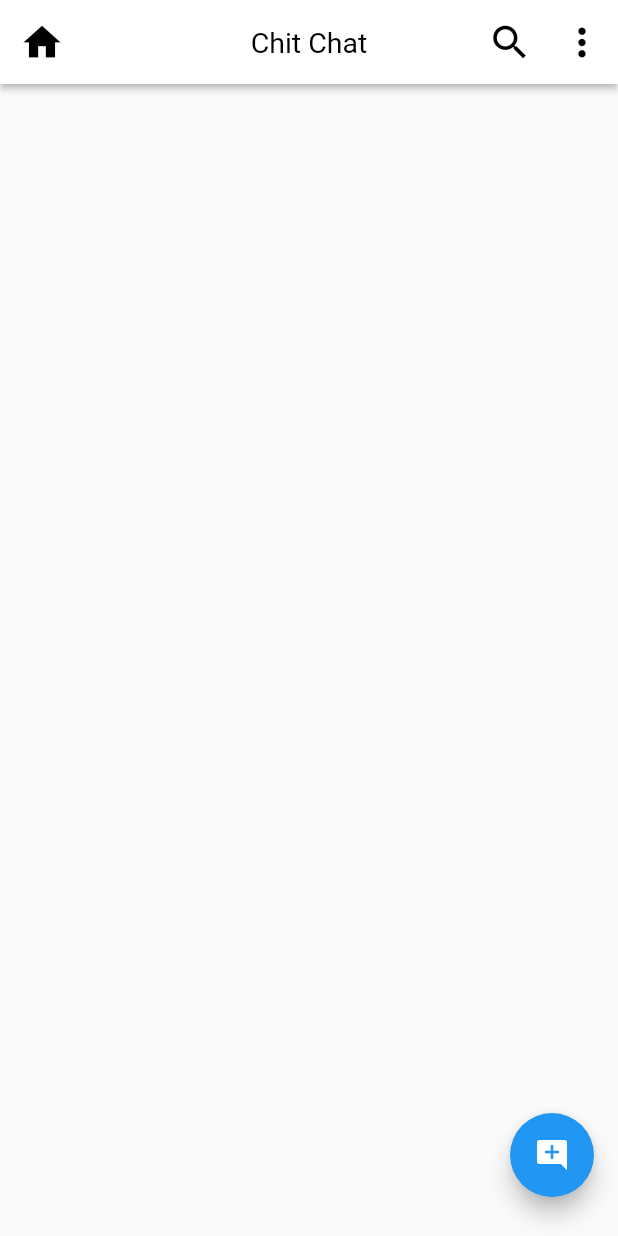
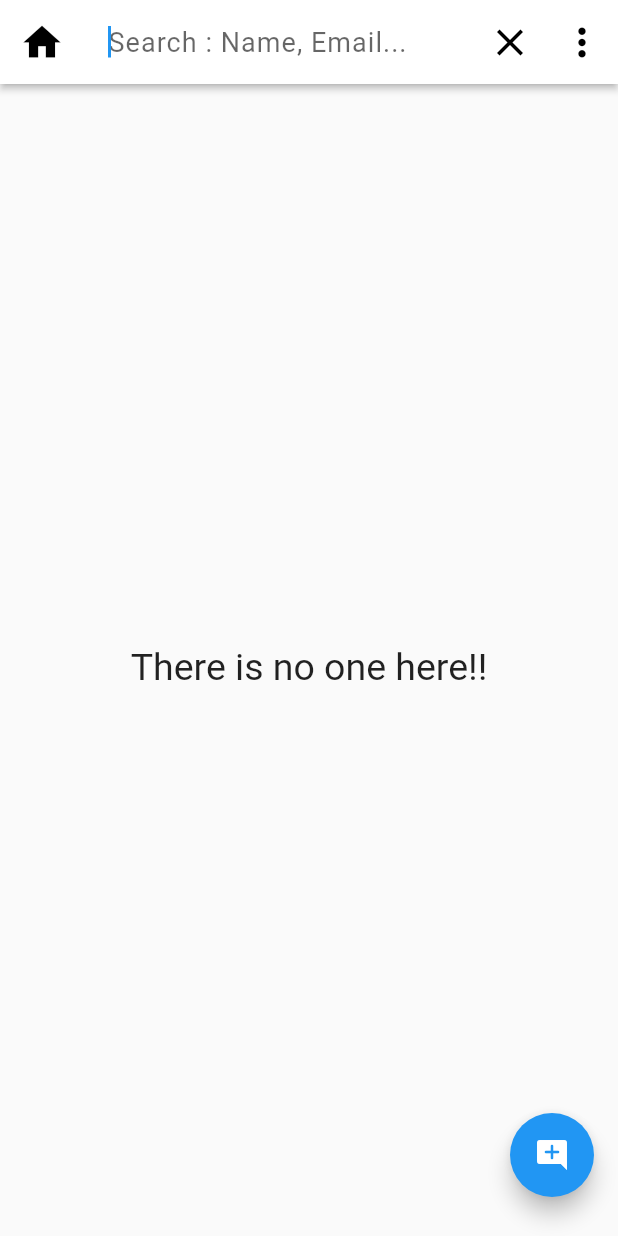
Before and after one commit to yusufkaan345/flutter-chat-app, a Flutter app: the UserList screen opened directly, after a tap on the "search" icon, on a phone screen of 412 x 824 dp. Run offline on Flutter 3.47's test engine with Material 2 defaults, Android fonts, the phone set to English and light mode, and no system bars; our stand-ins replace cloud_firestore, firebase_auth, firebase_core, google_sign_in; accounts and stored records are empty; network calls fail.

Commit message:
users screen finished

```diff
--- a/lib/Api/apis.dart
+++ b/lib/Api/apis.dart
@@ -1,7 +1,86 @@
+import 'package:chatapp/Models/chat_user.dart';
 import 'package:firebase_auth/firebase_auth.dart';
 import 'package:cloud_firestore/cloud_firestore.dart';
 
 class APIs {
   static FirebaseAuth auth = FirebaseAuth.instance;
   static FirebaseFirestore firestore = FirebaseFirestore.instance;
+
+  static User get user => auth.currentUser!;
+  //is user exist or not
+  static Future<bool> isUserExist() async {
+    return (await firestore.collection("users").doc(user.uid).get()).exists;
+  }
+
+  //for storing self information
+  static late ChatUser me;
+  //Get self info
+  static Future<void> getSelfInfo() async {
+    await firestore
+        .collection("users")
+        .doc(user.uid)
+        .get()
+        .then((userMe) async {
+      if (userMe.exists) {
+        me = ChatUser.fromJson(userMe.data()!);
+      } else {
+        await createUser().then((value) => getSelfInfo());
+      }
+    });
+  }
+
+  static Future<void> createUser() async {
+    final time = DateTime.now().microsecondsSinceEpoch.toString();
+    final newUser = ChatUser(
+      id: user.uid,
+      name: user.displayName.toString(),
+      email: user.email.toString(),
+      about: "Yusuf Kaan adamdır.(Edit)",
+      image:
+          "https://lh3.googleusercontent.com/a/AGNmyxY0l_04ldQ0WZI2HFTm_jF4DvnkXY1NqbnHX_uQ=s96-c",
+      createdAt: time,
+      isOnline: false,
+      lastActive: time,
+      pushToken: "",
+    );
+    return await firestore
+        .collection("users")
+        .doc(user.uid)
+        .set(newUser.toJson());
+  }
+
+  static Future<void> createUserCustom(String name, String email) async {
+    final time = DateTime.now().microsecondsSinceEpoch.toString();
+    final newUser = ChatUser(
+      id: user.uid,
+      name: name,
+      email: email,
+      about: "Hey!Iam using chit chat",
+      image: user.photoURL.toString(),
+      createdAt: time,
+      isOnline: false,
+      lastActive: time,
+      pushToken: "",
+    );
+    return await firestore
+        .collection("users")
+        .doc(user.uid)
+        .set(newUser.toJson());
+  }
+
+  //get all users from firebase database
+  static Stream<QuerySnapshot<Map<String, dynamic>>> getAllUsers() {
+    return APIs.firestore
+        .collection('users')
+        .where('id', isNotEqualTo: user.uid)
+        .snapshots();
+  }
+
+  //update user information
+  static Future<void> updateUserInfo() async {
+    await firestore
+        .collection("users")
+        .doc(user.uid)
+        .update({'name': me.name, 'about': me.about});
+  }
 }
--- a/lib/Models/chat_user.dart
+++ b/lib/Models/chat_user.dart
@@ -21,15 +21,15 @@ class ChatUser {
       this.email});
 
   ChatUser.fromJson(Map<String, dynamic> json) {
-    image = json['image'];
-    about = json['about'];
-    name = json['name'];
-    createdAt = json['created_at'];
-    isOnline = json['isOnline'];
-    id = json['id'];
-    lastActive = json['last_active'];
-    pushToken = json['push_token'];
-    email = json['email'];
+    image = json['image'] ?? '';
+    about = json['about'] ?? '';
+    name = json['name'] ?? '';
+    createdAt = json['created_at'] ?? '';
+    isOnline = json['isOnline'] ?? '';
+    id = json['id'] ?? '';
+    lastActive = json['last_active'] ?? '';
+    pushToken = json['push_token'] ?? '';
+    email = json['email'] ?? '';
   }
 
   Map<String, dynamic> toJson() {
--- a/lib/Screens/users_list.dart
+++ b/lib/Screens/users_list.dart
@@ -1,9 +1,11 @@
-// ignore_for_file: prefer_const_constructors
+// ignore_for_file: prefer_const_constructors, use_build_context_synchronously, non_constant_identifier_names, unused_field
 import 'dart:convert';
 import 'dart:math';
 
 import 'package:chatapp/Api/apis.dart';
 import 'package:chatapp/Models/chat_user.dart';
+import 'package:chatapp/Screens/prophile_screen.dart';
+import 'package:chatapp/Screens/sign_up.dart';
 import 'package:chatapp/widgets/chat_user_card.dart';
 import 'package:cloud_firestore/cloud_firestore.dart';
 import 'package:flutter/material.dart';
@@ -16,17 +18,74 @@ class UserList extends StatefulWidget {
 }
 
 class _UserListState extends State<UserList> {
-  final List<ChatUser> UserList = [];
+  List<ChatUser> UserList = [];
+  List<ChatUser> _searchList = [];
+  bool _isSearch = false;
+
+  @override
+  void initState() {
+    APIs.getSelfInfo();
+    super.initState();
+  }
 
   @override
   Widget build(BuildContext context) {
-    return Scaffold(
+    return GestureDetector(
+      onTap: () => FocusScope.of(context).unfocus(),
+      child: Scaffold(
         appBar: AppBar(
-        title: const Text("Chit Chat"),
+          title: _isSearch
+              ? TextField(
+                  decoration: InputDecoration(
+                    border: InputBorder.none,
+                    hintText: "Search : Name, Email...",
+                  ),
+                  autofocus: true,
+                  style: TextStyle(
+                    fontSize: 18,
+                    letterSpacing: 0.7,
+                  ),
+                  //when search text change update to seachlist
+                  onChanged: (val) {
+                    //search operations
+                    _searchList.clear();
+                    for (var i in UserList) {
+                      if (i.name
+                              .toString()
+                              .toLowerCase()
+                              .contains(val.toLowerCase()) ||
+                          i.name.toString().contains(val.toLowerCase())) {
+                        _searchList.add(i);
+                        setState(() {
+                          _searchList;
+                        });
+                      }
+                    }
+                  },
+                )
+              : Text("Chit Chat"),
           leading: Icon(Icons.home),
           actions: [
-          IconButton(onPressed: () {}, icon: Icon(Icons.search)),
-          IconButton(onPressed: () {}, icon: Icon(Icons.more_vert)),
+            //search user button
+            IconButton(
+                onPressed: () {
+                  setState(() {
+                    _isSearch = !_isSearch;
+                  });
+                },
+                icon: Icon(_isSearch ? Icons.close : Icons.search)),
+
+            //user prophile icon
+            IconButton(
+                onPressed: () {
+                  Navigator.push(
+                      context,
+                      MaterialPageRoute(
+                          builder: (_) => ProphileScreen(
+                                user: APIs.me,
+                              )));
+                },
+                icon: Icon(Icons.more_vert)),
           ],
         ),
         floatingActionButton: Padding(
@@ -35,6 +94,8 @@ class _UserListState extends State<UserList> {
             onPressed: () async {
               await APIs.auth.signOut();
               await GoogleSignIn().signOut();
+              Navigator.pushReplacement(
+                  context, MaterialPageRoute(builder: (_) => SignUpPage()));
             },
             child: Icon(Icons.add_comment_rounded),
           ),
@@ -42,7 +103,7 @@ class _UserListState extends State<UserList> {
         body: Padding(
             padding: EdgeInsets.only(top: 10.0),
             child: StreamBuilder<QuerySnapshot>(
-            stream: APIs.firestore.collection('users').snapshots(),
+              stream: APIs.getAllUsers(),
               builder: (context, snapshot) {
                 if (snapshot.hasError) {
                   return Center(child: Text('Bir hata oluştu.'));
@@ -51,17 +112,30 @@ class _UserListState extends State<UserList> {
                   return Center(child: CircularProgressIndicator());
                 }
                 final documents = snapshot.data!.docs;
-              documents.map((e) => ChatUser.fromJson(e));
+                UserList = documents
+                    .map((e) =>
+                        ChatUser.fromJson(e.data() as Map<String, dynamic>))
+                    .toList();
+                if (UserList.isNotEmpty) {
                   return ListView.builder(
-                itemCount: UserList.length,
+                    itemCount: _isSearch ? _searchList.length : UserList.length,
                     itemBuilder: (context, index) {
-                  final DocumentSnapshot document = documents[index];
-                  //print(jsonEncode(document.data()));
-                  return UserCard();
+                      return UserCard(
+                        user: _isSearch ? _searchList[index] : UserList[index],
+                      );
                     },
                   );
+                } else {
+                  return Center(
+                    child: Text(
+                      "There is no one here!!",
+                      style: TextStyle(fontSize: 25),
+                    ),
+                  );
+                }
               },
             )),
+      ),
     );
   }
 }
--- a/pubspec.yaml
+++ b/pubspec.yaml
@@ -42,6 +42,7 @@ dependencies:
   shared_preferences: ^2.0.18
   google_sign_in: ^6.1.0
   image_picker: ^0.8.7
+  cached_network_image: ^3.2.3
 
 
 
```
Also changed, not shown: lib/Screens/prophile_screen.dart (added, +168 -0 lines), lib/Screens/sign_up.dart (+36 -13 lines), lib/widgets/chat_user_card.dart (+27 -14 lines), assets/png/addimage.png (added), pubspec.lock, 1 other file. Lines whose indentation alone changed are shown as unchanged.
